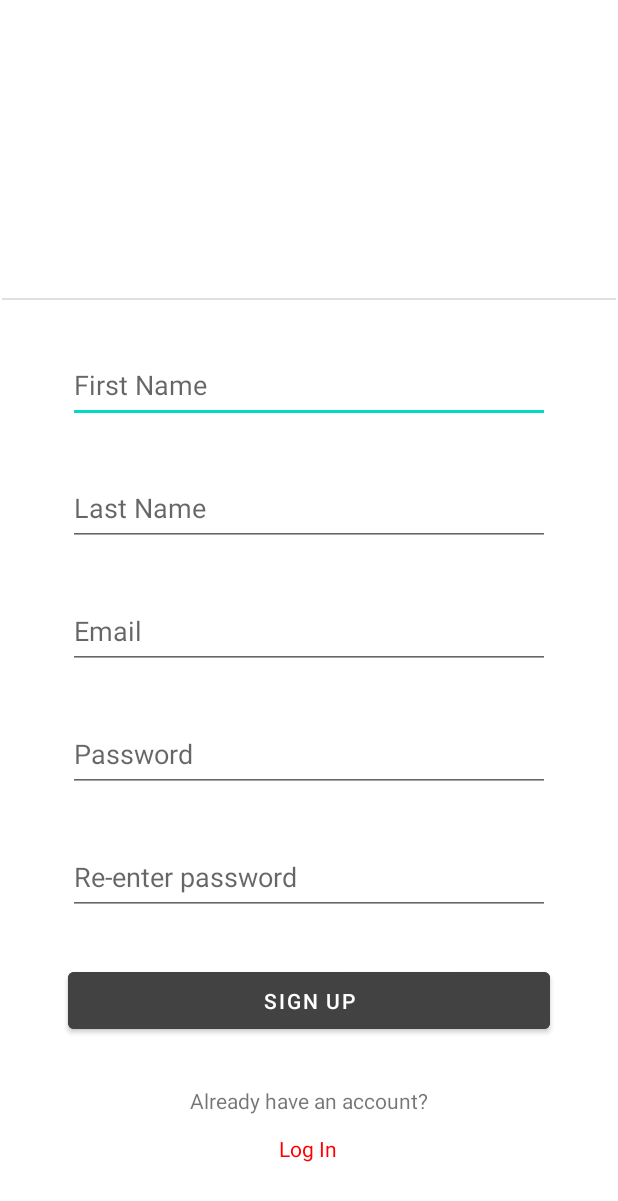
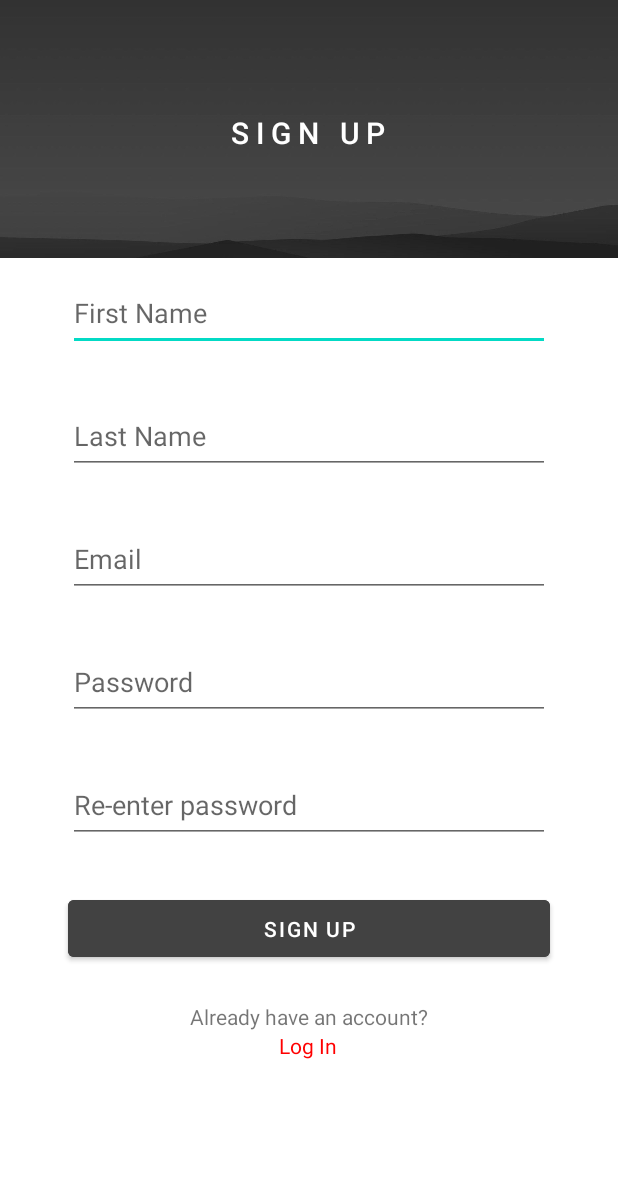
Before and after one commit to quachthientai/E-learning-android-app-development, an Android app: the layout activity_signup.xml on its own in the app's theme, with its tools: preview values and no code run, on a phone screen of 412 x 824 dp. Shown: the top 1201 px of the screen. Run offline under Robolectric (Android 15) with nearby library versions, the phone set to English and light mode, and no system bars.

Commit message:
DONE: Create userinfo class holds the information of user, edit activity_signup layout, method onClick (signup), method add database to firebase

```diff
--- a/app/build.gradle
+++ b/app/build.gradle
@@ -42,6 +42,7 @@ dependencies {
     implementation 'androidx.annotation:annotation:1.3.0'
     implementation 'androidx.lifecycle:lifecycle-livedata-ktx:2.3.1'
     implementation 'androidx.lifecycle:lifecycle-viewmodel-ktx:2.3.1'
+    implementation 'com.google.firebase:firebase-auth:21.0.1'
     testImplementation 'junit:junit:4.13.2'
     androidTestImplementation 'androidx.test.ext:junit:1.1.3'
     androidTestImplementation 'androidx.test.espresso:espresso-core:3.4.0'
--- a/app/src/main/java/com/example/e_learning/activity_signin.java
+++ b/app/src/main/java/com/example/e_learning/activity_signin.java
@@ -9,6 +9,7 @@ import android.util.Log;
 import android.view.View;
 import android.widget.Button;
 import android.widget.EditText;
+import android.widget.ImageView;
 import android.widget.TextView;
 
 import com.google.firebase.database.DatabaseReference;
@@ -19,6 +20,7 @@ public class activity_signin extends AppCompatActivity {
     private static final String TAG = "SignInActivity";
 
     private EditText editUserNameSI, editPasswordSI;
+    private ImageView signinBG;
     private TextView forgotPassSI, signinTextView, usernameWarnSI, passWarnSI;
     private Button  loginBtnSI, signupBtnSI, backtoMain;
     private ConstraintLayout childSignIn;
@@ -101,8 +103,10 @@ public class activity_signin extends AppCompatActivity {
         Log.d(TAG,"signinView: Started");
         editUserNameSI = findViewById(R.id.editUserName);
         editPasswordSI = findViewById(R.id.editPassword);
+        forgotPassSI = findViewById(R.id.forgotPass);
 
-        forgotPassSI = findViewById(R.id.forgotPass);
+        signinTextView = findViewById(R.id.signinTextView);
+        signinBG = findViewById(R.id.bg_signin);
 
         backtoMain = findViewById(R.id.backtomain);
         loginBtnSI = findViewById(R.id.loginBtn);
--- a/app/src/main/res/layout/activity_signup.xml
+++ b/app/src/main/res/layout/activity_signup.xml
@@ -8,129 +8,131 @@
 
 
     <EditText
-        android:id="@+id/editFirstName"
+        android:id="@+id/editFirstName_SU"
         android:layout_width="321dp"
         android:layout_height="50dp"
-        android:layout_marginTop="32dp"
+        android:layout_marginTop="12dp"
         android:ems="10"
         android:hint="First Name"
         android:inputType="textPersonName"
         app:layout_constraintEnd_toEndOf="parent"
         app:layout_constraintStart_toStartOf="parent"
-        app:layout_constraintTop_toBottomOf="@+id/divider3" />
+        app:layout_constraintTop_toBottomOf="@+id/bg_signup" />
 
     <EditText
-        android:id="@+id/editLastName"
+        android:id="@+id/editTextEmailAddress_SU"
+        android:layout_width="321dp"
+        android:layout_height="50dp"
+        android:layout_marginTop="32dp"
+        android:ems="10"
+        android:hint="Email"
+        android:inputType="textEmailAddress"
+        app:layout_constraintEnd_toEndOf="@+id/editLastName_SU"
+        app:layout_constraintHorizontal_bias="0.0"
+        app:layout_constraintStart_toStartOf="@+id/editLastName_SU"
+        app:layout_constraintTop_toBottomOf="@+id/editLastName_SU" />
+
+    <EditText
+        android:id="@+id/editTextrePass_SU"
+        android:layout_width="321dp"
+        android:layout_height="50dp"
+        android:layout_marginTop="32dp"
+        android:ems="10"
+        android:hint="Re-enter password"
+        android:inputType="textPassword"
+        app:layout_constraintEnd_toEndOf="@+id/editTextPassword_SU"
+        app:layout_constraintHorizontal_bias="0.0"
+        app:layout_constraintStart_toStartOf="@+id/editTextPassword_SU"
+        app:layout_constraintTop_toBottomOf="@+id/editTextPassword_SU" />
+
+    <EditText
+        android:id="@+id/editTextPassword_SU"
+        android:layout_width="321dp"
+        android:layout_height="50dp"
+        android:layout_marginTop="32dp"
+        android:ems="10"
+        android:hint="Password"
+        android:inputType="textPassword"
+        app:layout_constraintEnd_toEndOf="@+id/editTextEmailAddress_SU"
+        app:layout_constraintHorizontal_bias="0.0"
+        app:layout_constraintStart_toStartOf="@+id/editTextEmailAddress_SU"
+        app:layout_constraintTop_toBottomOf="@+id/editTextEmailAddress_SU" />
+
+    <Button
+        android:id="@+id/signupBtn_SU"
+        android:layout_width="321dp"
+        android:layout_height="50dp"
+        android:layout_marginTop="32dp"
+        android:backgroundTint="@color/dark_grey"
+        android:text="Sign up"
+        app:layout_constraintEnd_toEndOf="@+id/editTextrePass_SU"
+        app:layout_constraintHorizontal_bias="0.0"
+        app:layout_constraintStart_toStartOf="@+id/editTextrePass_SU"
+        app:layout_constraintTop_toBottomOf="@+id/editTextrePass_SU" />
+
+    <TextView
+        android:id="@+id/haveAccount_SU"
+        android:layout_width="wrap_content"
+        android:layout_height="wrap_content"
+        android:layout_marginTop="24dp"
+        android:text="Already have an account?"
+        app:layout_constraintEnd_toEndOf="@+id/signupBtn_SU"
+        app:layout_constraintStart_toStartOf="@+id/signupBtn_SU"
+        app:layout_constraintTop_toBottomOf="@+id/signupBtn_SU" />
+
+    <TextView
+        android:id="@+id/loginView_SU"
+        android:layout_width="wrap_content"
+        android:layout_height="wrap_content"
+        android:text="Log In"
+        android:textColor="#FF0000"
+        app:layout_constraintBottom_toBottomOf="parent"
+        app:layout_constraintEnd_toEndOf="@+id/haveAccount_SU"
+        app:layout_constraintHorizontal_bias="0.495"
+        app:layout_constraintStart_toStartOf="@+id/haveAccount_SU"
+        app:layout_constraintTop_toBottomOf="@+id/haveAccount_SU"
+        app:layout_constraintVertical_bias="0.0" />
+
+    <EditText
+        android:id="@+id/editLastName_SU"
         android:layout_width="321dp"
         android:layout_height="50dp"
         android:layout_marginTop="32dp"
         android:ems="10"
         android:hint="Last Name"
         android:inputType="textPersonName"
-        app:layout_constraintEnd_toEndOf="@+id/editFirstName"
+        app:layout_constraintEnd_toEndOf="@+id/editFirstName_SU"
         app:layout_constraintHorizontal_bias="0.0"
-        app:layout_constraintStart_toStartOf="@+id/editFirstName"
-        app:layout_constraintTop_toBottomOf="@+id/editFirstName" />
+        app:layout_constraintStart_toStartOf="@+id/editFirstName_SU"
+        app:layout_constraintTop_toBottomOf="@+id/editFirstName_SU" />
 
-    <EditText
-        android:id="@+id/editTextTextEmailAddress"
-        android:layout_width="321dp"
-        android:layout_height="50dp"
-        android:layout_marginTop="32dp"
-        android:ems="10"
-        android:hint="Email"
-        android:inputType="textEmailAddress"
-        app:layout_constraintEnd_toEndOf="@+id/editLastName"
-        app:layout_constraintHorizontal_bias="0.0"
-        app:layout_constraintStart_toStartOf="@+id/editLastName"
-        app:layout_constraintTop_toBottomOf="@+id/editLastName" />
-
-    <EditText
-        android:id="@+id/editTextTextPassword2"
-        android:layout_width="321dp"
-        android:layout_height="50dp"
-        android:layout_marginTop="32dp"
-        android:ems="10"
-        android:hint="Re-enter password"
-        android:inputType="textPassword"
-        app:layout_constraintEnd_toEndOf="@+id/editTextTextPassword"
-        app:layout_constraintHorizontal_bias="0.0"
-        app:layout_constraintStart_toStartOf="@+id/editTextTextPassword"
-        app:layout_constraintTop_toBottomOf="@+id/editTextTextPassword" />
+    <ImageView
+        android:id="@+id/bg_signup"
+        android:layout_width="759dp"
+        android:layout_height="172dp"
+        android:layout_marginBottom="15dp"
+        app:layout_constraintBottom_toTopOf="@+id/editFirstName_SU"
+        app:layout_constraintEnd_toEndOf="parent"
+        app:layout_constraintStart_toStartOf="parent"
+        app:layout_constraintTop_toTopOf="parent"
+        app:layout_constraintVertical_bias="1.0"
+        app:srcCompat="@drawable/bg_signup" />
 
     <TextView
-        android:id="@+id/loginView"
+        android:id="@+id/signupTextView_SU"
         android:layout_width="wrap_content"
         android:layout_height="wrap_content"
-        android:text="Log In"
-        android:textColor="#FF0000"
-        app:layout_constraintBottom_toBottomOf="parent"
-        app:layout_constraintEnd_toEndOf="@+id/haveAccount"
-        app:layout_constraintHorizontal_bias="0.495"
-        app:layout_constraintStart_toStartOf="@+id/haveAccount"
-        app:layout_constraintTop_toBottomOf="@+id/haveAccount"
-        app:layout_constraintVertical_bias="0.209" />
-
-    <EditText
-        android:id="@+id/editTextTextPassword"
-        android:layout_width="321dp"
-        android:layout_height="50dp"
-        android:layout_marginTop="32dp"
-        android:ems="10"
-        android:hint="Password"
-        android:inputType="textPassword"
-        app:layout_constraintEnd_toEndOf="@+id/editTextTextEmailAddress"
-        app:layout_constraintHorizontal_bias="0.0"
-        app:layout_constraintStart_toStartOf="@+id/editTextTextEmailAddress"
-        app:layout_constraintTop_toBottomOf="@+id/editTextTextEmailAddress" />
-
-    <Button
-        android:id="@+id/signupBtn2"
-        android:layout_width="321dp"
-        android:layout_height="50dp"
-        android:layout_marginTop="32dp"
-        android:backgroundTint="@color/dark_grey"
-        android:text="Sign up"
-        app:layout_constraintEnd_toEndOf="@+id/editTextTextPassword2"
-        app:layout_constraintHorizontal_bias="0.0"
-        app:layout_constraintStart_toStartOf="@+id/editTextTextPassword2"
-        app:layout_constraintTop_toBottomOf="@+id/editTextTextPassword2" />
-
-    <TextView
-        android:id="@+id/haveAccount"
-        android:layout_width="wrap_content"
-        android:layout_height="wrap_content"
-        android:layout_marginTop="32dp"
-        android:text="Already have an account?"
-        app:layout_constraintEnd_toEndOf="@+id/signupBtn2"
-        app:layout_constraintStart_toStartOf="@+id/signupBtn2"
-        app:layout_constraintTop_toBottomOf="@+id/signupBtn2" />
-
-    <View
-        android:id="@+id/divider3"
-        android:layout_width="409dp"
-        android:layout_height="1dp"
-        android:layout_marginStart="1dp"
-        android:layout_marginEnd="1dp"
-        android:layout_marginBottom="624dp"
-        android:background="?android:attr/listDivider"
-        app:layout_constraintBottom_toBottomOf="parent"
-        app:layout_constraintEnd_toEndOf="parent"
-        app:layout_constraintHorizontal_bias="0.0"
-        app:layout_constraintStart_toStartOf="parent" />
-
-    <TextView
-        android:id="@+id/signupTextView"
-        android:layout_width="wrap_content"
-        android:layout_height="wrap_content"
+        android:layout_marginTop="48dp"
         android:fontFamily="sans-serif-medium"
         android:letterSpacing="0.23"
         android:text="SIGN UP"
         android:textColor="#FFFFFF"
         android:textSize="20sp"
-        app:layout_constraintBottom_toTopOf="@+id/divider3"
+        app:layout_constraintBottom_toBottomOf="@+id/bg_signup"
         app:layout_constraintEnd_toEndOf="parent"
+        app:layout_constraintHorizontal_bias="0.498"
         app:layout_constraintStart_toStartOf="parent"
-        app:layout_constraintTop_toTopOf="parent" />
+        app:layout_constraintTop_toTopOf="parent"
+        app:layout_constraintVertical_bias="0.278" />
 
 </androidx.constraintlayout.widget.ConstraintLayout>
--- a/app/src/main/res/values/themes.xml
+++ b/app/src/main/res/values/themes.xml
@@ -1,6 +1,6 @@
 <resources xmlns:tools="http://schemas.android.com/tools">
     <!-- Base application theme. -->
-    <style name="Theme.Elearning" parent="Theme.MaterialComponents.DayNight.DarkActionBar">
+    <style name="Theme.Elearning" parent="Theme.MaterialComponents.DayNight.NoActionBar">
         <!-- Primary brand color. -->
         <item name="colorPrimary">@color/purple_500</item>
         <item name="colorPrimaryVariant">@color/purple_700</item>
```
Also changed, not shown: app/src/main/java/com/example/e_learning/UserInfo.java (added, +15 -0 lines), app/src/main/java/com/example/e_learning/activity_signup.java (+138 -7 lines), app/src/main/res/layout/activity_signin.xml (+12 -2 lines), app/src/main/res/drawable/background2.jpg (deleted), app/src/main/res/drawable/bg_signin.jpg (added), app/src/main/res/drawable/bg_signup.jpg (added).
